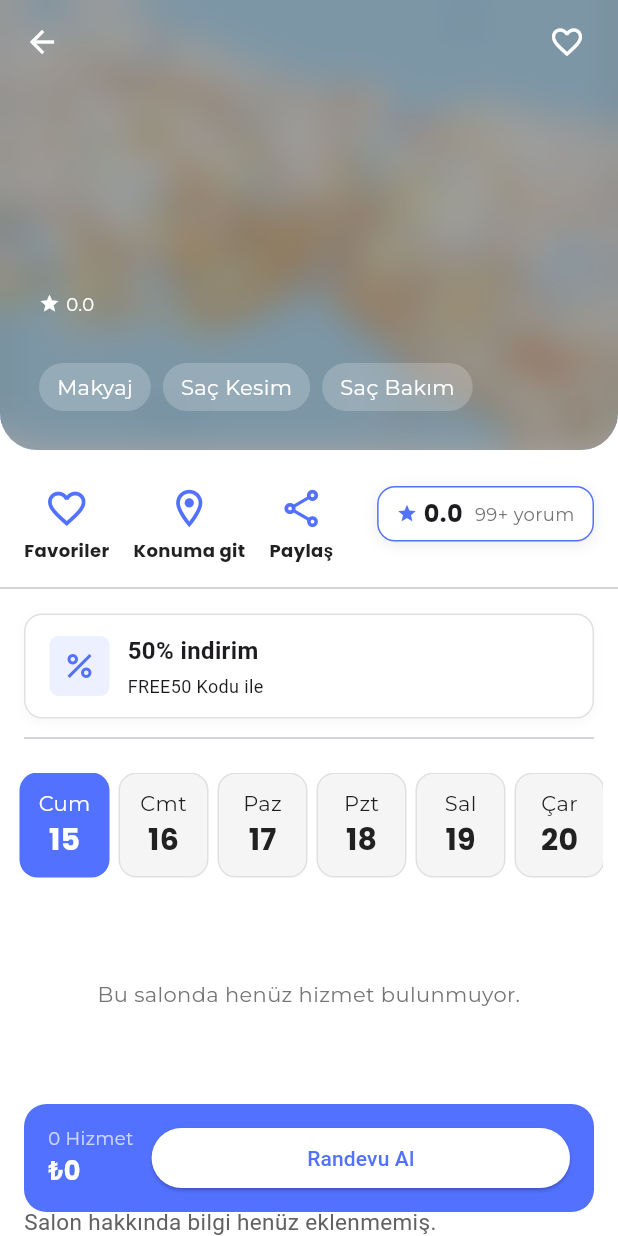
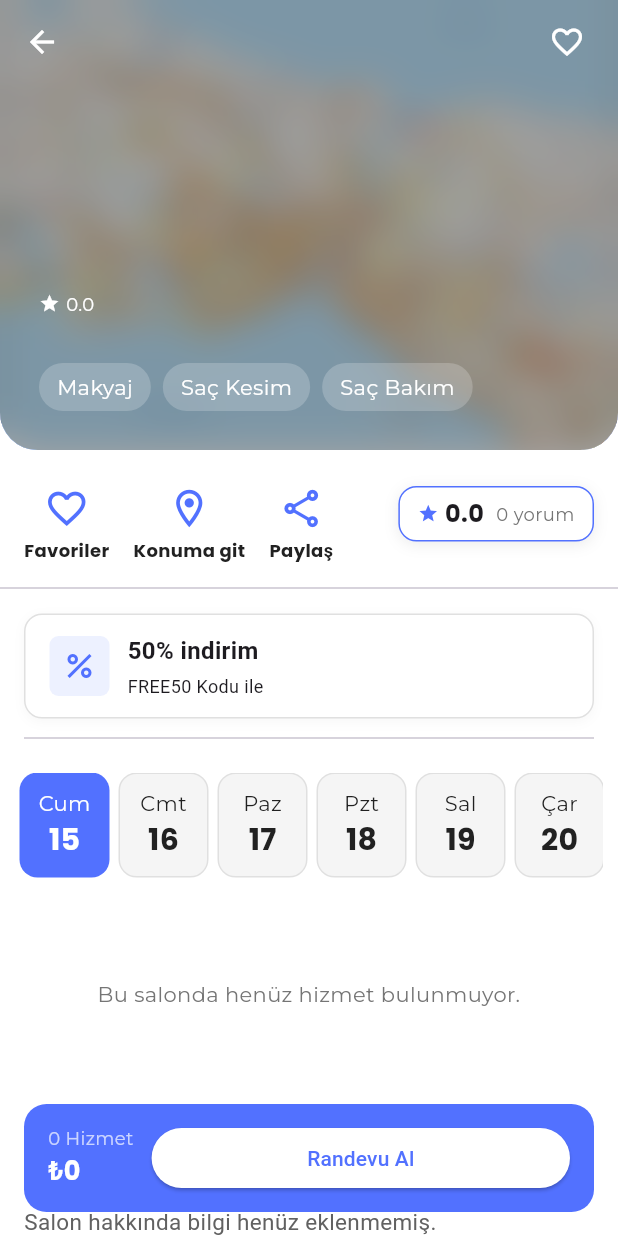
Before and after one commit to mustafazfr/Iris, a Flutter app: the SalonDetailScreen screen opened directly with empty values, on a phone screen of 412 x 824 dp. Run offline on Flutter 3.47's test engine with Material 3 defaults, Android fonts, the phone set to English and light mode, and no system bars; our stand-ins replace cached_network_image, flutter_dotenv, geolocator, google_maps_flutter, photo_view, supabase_flutter; accounts and stored records are empty; network calls fail.

Commit message:
yorum sayısı eklendi

```diff
--- a/lib/features/appointments/screens/salon_detail_screen.dart
+++ b/lib/features/appointments/screens/salon_detail_screen.dart
@@ -347,7 +347,11 @@ class _SalonDetailScreenState extends State<SalonDetailScreen> {
   // Aşağıda hepsini tek tek ekledim.
 
   Widget _buildHeaderWithActions(BuildContext context, SaloonModel salon) {
-    // ... Bu fonksiyonun içeriği de doğru, aynen kopyalıyorum ...
+
+    final commentsVm = context.watch<CommentsViewModel?>();
+    final int reviewCount = ((salon.ratingCount ?? commentsVm?.comments.length) ?? 0).toInt();
+    final String avgText = salon.avgRating?.toStringAsFixed(1) ?? '—';
+
     return Column(
       children: [
         //_buildHeader(context, salon),
@@ -387,10 +391,13 @@ class _SalonDetailScreenState extends State<SalonDetailScreen> {
                   children: [
                     const Icon(Icons.star, size: 14, color: AppColors.primaryColor),
                     const SizedBox(width: 4),
-                    Text(((salon.avgRating ?? 0).toStringAsFixed(1)), style: AppFonts.poppinsBold()),
+                    Text(avgText, style: AppFonts.poppinsBold()),
                     const SizedBox(width: 8),
-                    Text('99+ yorum',
-                        style: AppFonts.bodySmall(color: AppColors.textColorLight)),
+                    // BURAYI GÜNCELLE
+                    Text(
+                      '$reviewCount yorum',
+                      style: AppFonts.bodySmall(color: AppColors.textColorLight),
+                    ),
                   ],
                 ),
               ),
```
